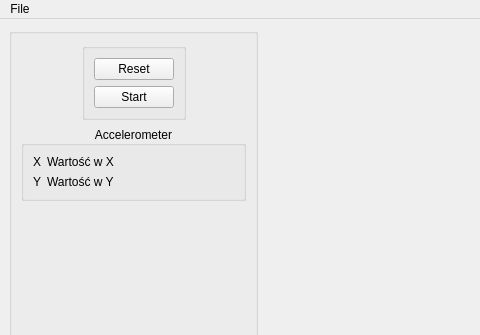
This is WDSapp/mainwindow.ui in Demo-dot758/WDS as Qt 5 draws it before an edit; both pictures show x 0 to 480 and y 0 to 335 of the 1054 by 646 pixel window. The edited form follows.
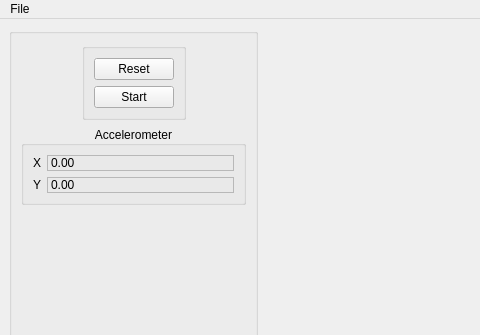
This is the edited form. Custom widgets are drawn as their Qt base class.

The edit to the form file:
```diff
--- a/WDSapp/mainwindow.ui
+++ b/WDSapp/mainwindow.ui
@@ -109,9 +109,18 @@
          <property name="flat">
           <bool>false</bool>
          </property>
-         <layout class="QFormLayout" name="formLayout_2">
-          <item row="0" column="0">
+         <layout class="QVBoxLayout" name="verticalLayout_2">
+          <item>
            <layout class="QFormLayout" name="formLayout">
+            <property name="labelAlignment">
+             <set>Qt::AlignCenter</set>
+            </property>
+            <property name="formAlignment">
+             <set>Qt::AlignCenter</set>
+            </property>
+            <property name="leftMargin">
+             <number>0</number>
+            </property>
             <item row="0" column="0">
              <widget class="QLabel" name="label">
               <property name="maximumSize">
@@ -126,12 +135,15 @@
               <property name="text">
                <string>X</string>
               </property>
+              <property name="alignment">
+               <set>Qt::AlignLeading|Qt::AlignLeft|Qt::AlignVCenter</set>
+              </property>
              </widget>
             </item>
             <item row="0" column="1">
              <widget class="QLabel" name="labelX">
               <property name="frameShape">
-               <enum>QFrame::NoFrame</enum>
+               <enum>QFrame::StyledPanel</enum>
               </property>
               <property name="frameShadow">
                <enum>QFrame::Plain</enum>
@@ -143,15 +155,15 @@
                <number>0</number>
               </property>
               <property name="text">
-               <string>Wartość w X</string>
+               <string>0.00</string>
               </property>
              </widget>
             </item>
            </layout>
           </item>
-          <item row="1" column="0">
-           <layout class="QHBoxLayout" name="horizontalLayout_2">
-            <item>
+          <item>
+           <layout class="QFormLayout" name="formLayout_3">
+            <item row="0" column="0">
              <widget class="QLabel" name="label_2">
               <property name="maximumSize">
                <size>
@@ -167,16 +179,22 @@
               </property>
              </widget>
             </item>
-            <item>
+            <item row="0" column="1">
              <widget class="QLabel" name="labelY">
               <property name="frameShape">
-               <enum>QFrame::NoFrame</enum>
+               <enum>QFrame::StyledPanel</enum>
+              </property>
+              <property name="frameShadow">
+               <enum>QFrame::Plain</enum>
               </property>
               <property name="lineWidth">
                <number>2</number>
               </property>
+              <property name="midLineWidth">
+               <number>0</number>
+              </property>
               <property name="text">
-               <string>Wartość w Y</string>
+               <string>0.00</string>
               </property>
              </widget>
             </item>
```
